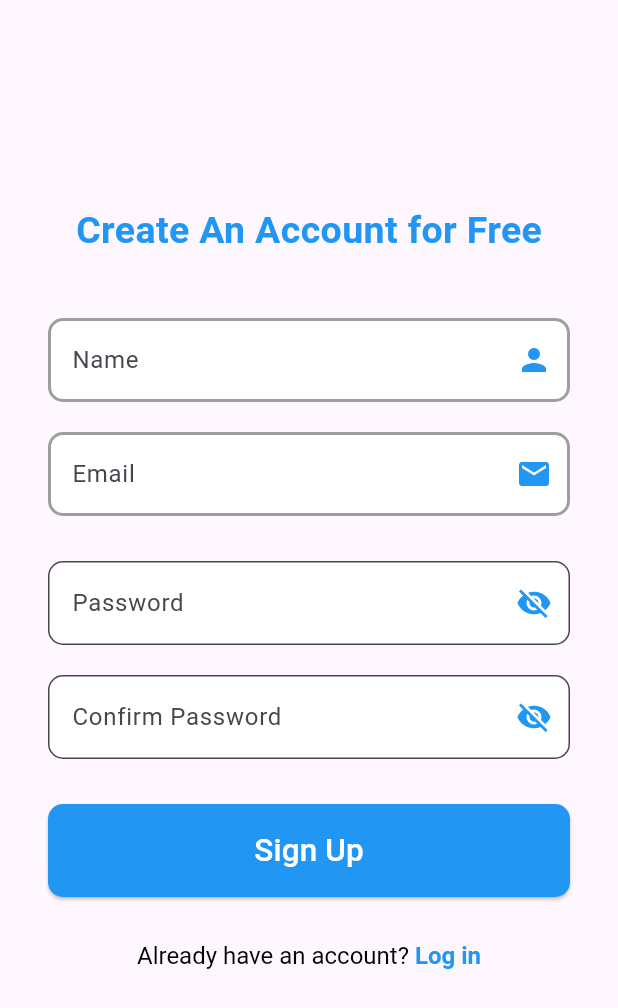
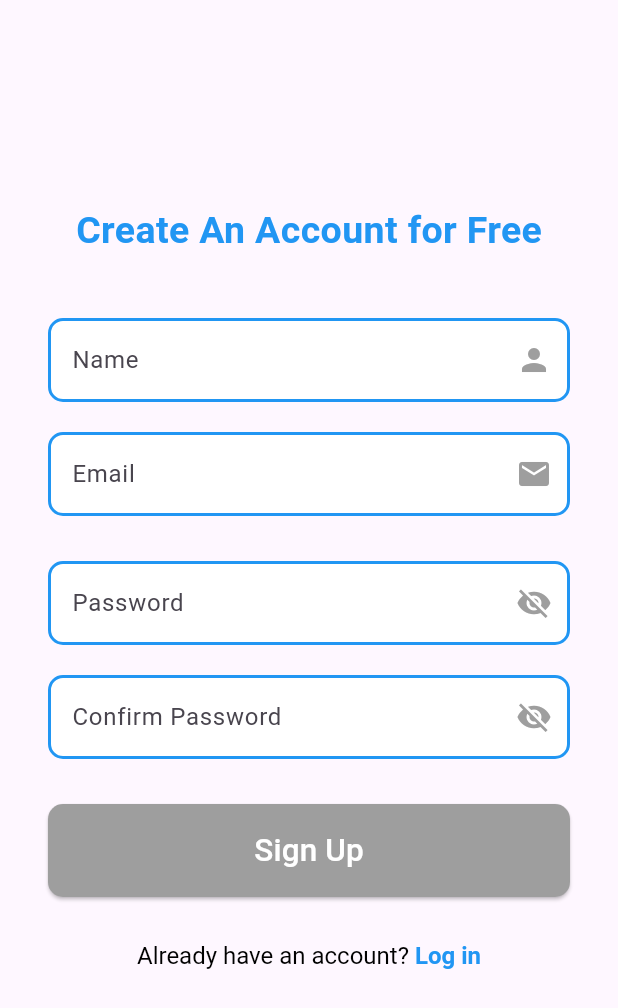
Before and after one commit to eyoaab/Chat-Mobile-Application, a Flutter app: the screen it shows after launch, after a tap on an icon or button, on a phone screen of 412 x 824 dp. Shown: the top 1008 px of the screen. Run offline on Flutter 3.47's test engine with Material 3 defaults, Android fonts, the phone set to English and light mode, and no system bars; our stand-ins replace cloud_firestore, device_preview, firebase_auth, firebase_core, firebase_storage, image_picker; accounts and stored records are empty.

Commit message:
improved the color of the login and sign up page

```diff
--- a/chat_mobile_application/lib/feutures/authentication/pages/login-page.dart
+++ b/chat_mobile_application/lib/feutures/authentication/pages/login-page.dart
@@ -2,7 +2,6 @@
 import 'package:chat_mobile_application/feutures/authentication/pages/sign-up-page.dart';
 import 'package:chat_mobile_application/feutures/authentication/widget.dart';
 import 'package:flutter/material.dart';
-import 'package:flutter_bloc/flutter_bloc.dart';
 
 class LoginPage extends StatefulWidget {
   @override
@@ -14,7 +13,7 @@ class _LoginPageState extends State<LoginPage> {
   final TextEditingController _passwordController = TextEditingController();
   bool _isPasswordVisible = false;
   String? _emailError;
-  Color _borderColor = Colors.grey;
+  Color _borderColor = Colors.blue;
   bool _isLoading = false;
 
 
@@ -70,12 +69,12 @@ class _LoginPageState extends State<LoginPage> {
                         labelText: 'Email',
                         fillColor: Colors.white,
                         filled: true,
-                        suffixIcon: Icon(Icons.email, color: Colors.blue),
+                        suffixIcon: const Icon(Icons.email, color: Colors.grey),
                         enabledBorder: OutlineInputBorder(
                           borderSide: BorderSide(color: _borderColor, width: 2.0),
                         ),
                         focusedBorder: const OutlineInputBorder(
-                          borderSide: BorderSide(color: Colors.blue, width: 2.0),
+                          borderSide: BorderSide(color: Colors.grey, width: 2.0),
                         ),
                         errorBorder: const OutlineInputBorder(
                           borderSide: BorderSide(color: Colors.red, width: 2.0),
@@ -99,7 +98,7 @@ class _LoginPageState extends State<LoginPage> {
                         } else {
                           setState(() {
                             _emailError = null;
-                            _borderColor = Colors.blue;
+                            _borderColor = Colors.grey;
                           });
                         }
                       },
@@ -121,15 +120,15 @@ class _LoginPageState extends State<LoginPage> {
                         suffixIcon: IconButton(
                           icon: Icon(
                             _isPasswordVisible ? Icons.visibility : Icons.visibility_off,
-                            color: Colors.blue,
+                            color: Colors.grey,
                           ),
                           onPressed: _togglePasswordVisibility,
                         ),
                         enabledBorder: const OutlineInputBorder(
-                          borderSide: BorderSide(color: Colors.grey, width: 2.0),
+                          borderSide: BorderSide(color: Colors.blue, width: 2.0),
                         ),
                         focusedBorder: const OutlineInputBorder(
-                          borderSide: BorderSide(color: Colors.blue, width: 2.0),
+                          borderSide: BorderSide(color: Colors.grey, width: 2.0),
                         ),
                       ),
                     ),
@@ -143,7 +142,7 @@ class _LoginPageState extends State<LoginPage> {
                           shape: RoundedRectangleBorder(
                             borderRadius: BorderRadius.circular(10.0),
                           ),
-                          backgroundColor: Colors.blue,
+                          backgroundColor: Colors.grey,
                         ),
                         child: _isLoading ? const CircularProgressIndicator(color:Colors.white):const Text(
                           'Log in',
--- a/chat_mobile_application/lib/feutures/authentication/pages/sign-up-page.dart
+++ b/chat_mobile_application/lib/feutures/authentication/pages/sign-up-page.dart
@@ -18,7 +18,7 @@ class _SignupPageState extends State<SignupPage> {
   bool _isConfirmPasswordVisible = false;
 
   String? _emailError;
-  Color _borderColorForEmail = Colors.grey;
+  Color _borderColorForEmail = Colors.blue;
   String? _passwordError;
   bool _isLoading = false;
 
@@ -104,7 +104,7 @@ class _SignupPageState extends State<SignupPage> {
                         controller: _nameController,
                         decoration: customInputDecoration(
                           labelText: 'Name',
-                          suffixIcon: const Icon(Icons.person, color: Colors.blue),
+                          suffixIcon: const Icon(Icons.person, color: Colors.grey),
                         ),
                       ),
                       const SizedBox(height: 20),
@@ -115,14 +115,14 @@ class _SignupPageState extends State<SignupPage> {
                           fillColor: Colors.white,
                           filled: true,
                           labelText: 'Email',
-                          suffixIcon: const Icon(Icons.email, color: Colors.blue),
+                          suffixIcon: const Icon(Icons.email, color: Colors.grey),
                           enabledBorder: OutlineInputBorder(
                             borderRadius: BorderRadius.circular(10.0),
                             borderSide: BorderSide(color: _borderColorForEmail, width: 2.0),
                           ),
                           focusedBorder: OutlineInputBorder(
                             borderRadius: BorderRadius.circular(10.0),
-                            borderSide: const BorderSide(color: Colors.blue, width: 2.0),
+                            borderSide: const BorderSide(color: Colors.grey, width: 2.0),
                           ),
                           errorBorder: OutlineInputBorder(
                             borderRadius: BorderRadius.circular(10.0),
@@ -147,7 +147,7 @@ class _SignupPageState extends State<SignupPage> {
                           } else {
                             setState(() {
                               _emailError = null;
-                              _borderColorForEmail = Colors.blue;
+                              _borderColorForEmail = Colors.grey;
                             });
                           }
                         },
@@ -199,7 +199,7 @@ class _SignupPageState extends State<SignupPage> {
                             shape: RoundedRectangleBorder(
                               borderRadius: BorderRadius.circular(10.0),
                             ),
-                            backgroundColor: Colors.blue,
+                            backgroundColor: Colors.grey,
                           ),
                           child:  _isLoading ? const CircularProgressIndicator(color:Colors.white,):
                               const Text(
--- a/chat_mobile_application/lib/feutures/authentication/widget.dart
+++ b/chat_mobile_application/lib/feutures/authentication/widget.dart
@@ -3,7 +3,7 @@ import 'package:flutter/material.dart';
 InputDecoration customInputDecoration({
   required String labelText,
   required Icon suffixIcon,
-  Color enabledBorderColor = Colors.grey,
+  Color enabledBorderColor = Colors.blue,
   Color errorBorderColor = Colors.red,
 }) {
   return InputDecoration(
@@ -20,7 +20,7 @@ InputDecoration customInputDecoration({
     focusedBorder: OutlineInputBorder(
       borderRadius: BorderRadius.circular(10.0),
 
-      borderSide: const BorderSide(color: Colors.blue
+      borderSide: const BorderSide(color: Colors.grey
 ),
     ),
     errorBorder: OutlineInputBorder(
@@ -49,7 +49,7 @@ InputDecoration passwordInputDecoration({
     suffixIcon: IconButton(
       icon: Icon(
         isPasswordVisible ? Icons.visibility : Icons.visibility_off,
-        color: Colors.blue,
+        color: Colors.grey,
       ),
       onPressed: togglePasswordVisibility,
     ),
@@ -61,7 +61,7 @@ InputDecoration passwordInputDecoration({
     focusedBorder: OutlineInputBorder(
       borderRadius: BorderRadius.circular(10.0),
 
-      borderSide: const BorderSide(color: Colors.blue, width: 2.0),
+      borderSide: const BorderSide(color: Colors.grey, width: 2.0),
     ),
     errorBorder: OutlineInputBorder(
       borderRadius: BorderRadius.circular(10.0),
@@ -72,6 +72,11 @@ InputDecoration passwordInputDecoration({
       borderRadius: BorderRadius.circular(10.0),
 
       borderSide: const BorderSide(color: Colors.red, width: 2.0),
+    ),
+     enabledBorder: OutlineInputBorder(
+      borderRadius: BorderRadius.circular(10.0),
+
+      borderSide: const  BorderSide(color: Colors.blue,width: 2.0),
     ),
   );
 }
```
